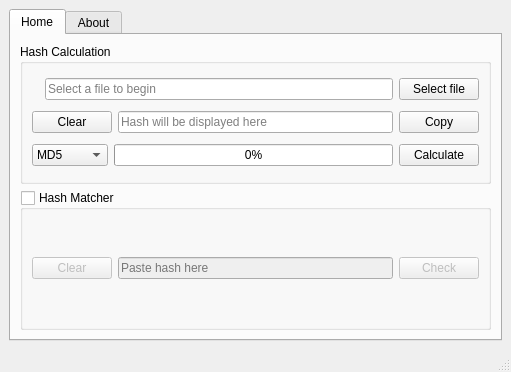
Qt form ui/mainwindow.ui (Rizwan-Hasan/Free-Hash-Checker) before a commit.
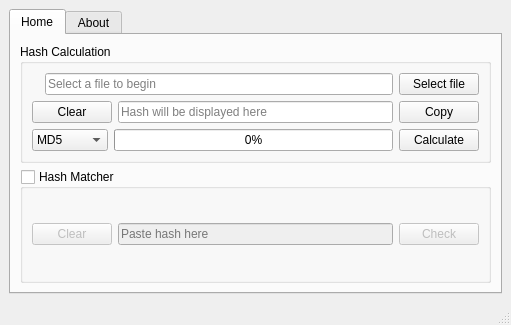
The same form after that commit. Icons and pictures are not drawn.

What changed in the file:
```diff
--- a/ui/mainwindow.ui
+++ b/ui/mainwindow.ui
@@ -13,7 +13,7 @@
                 <x>0</x>
                 <y>0</y>
                 <width>511</width>
-                <height>372</height>
+    <height>325</height>
             </rect>
         </property>
         <property name="sizePolicy">
```
Left out of the diff: 69 changed lines with no effect on the pictures. Lines whose indentation alone changed are shown as unchanged.
